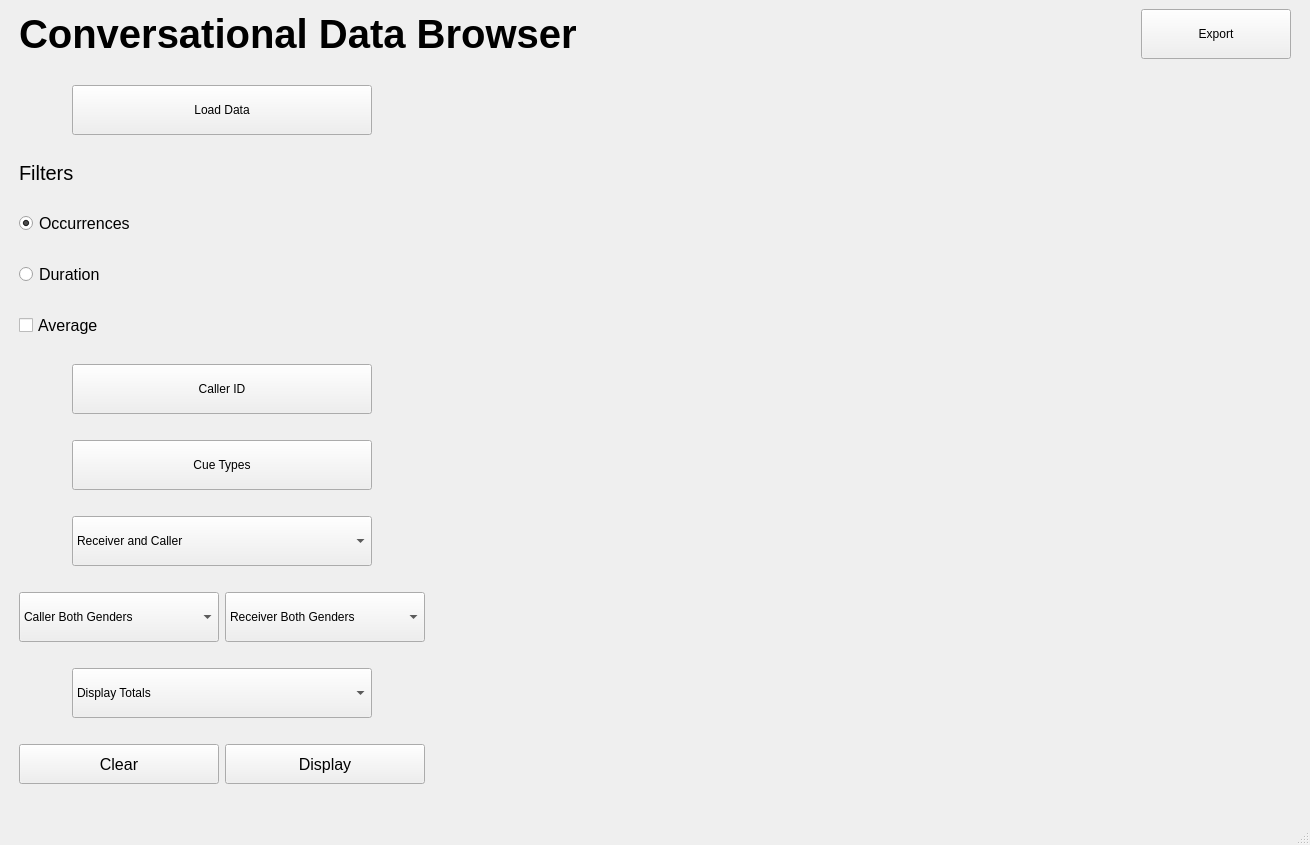
Old version of the form conversationalbrowser/ui/main_window.ui in the repository euronite/ConversationalBrowser.
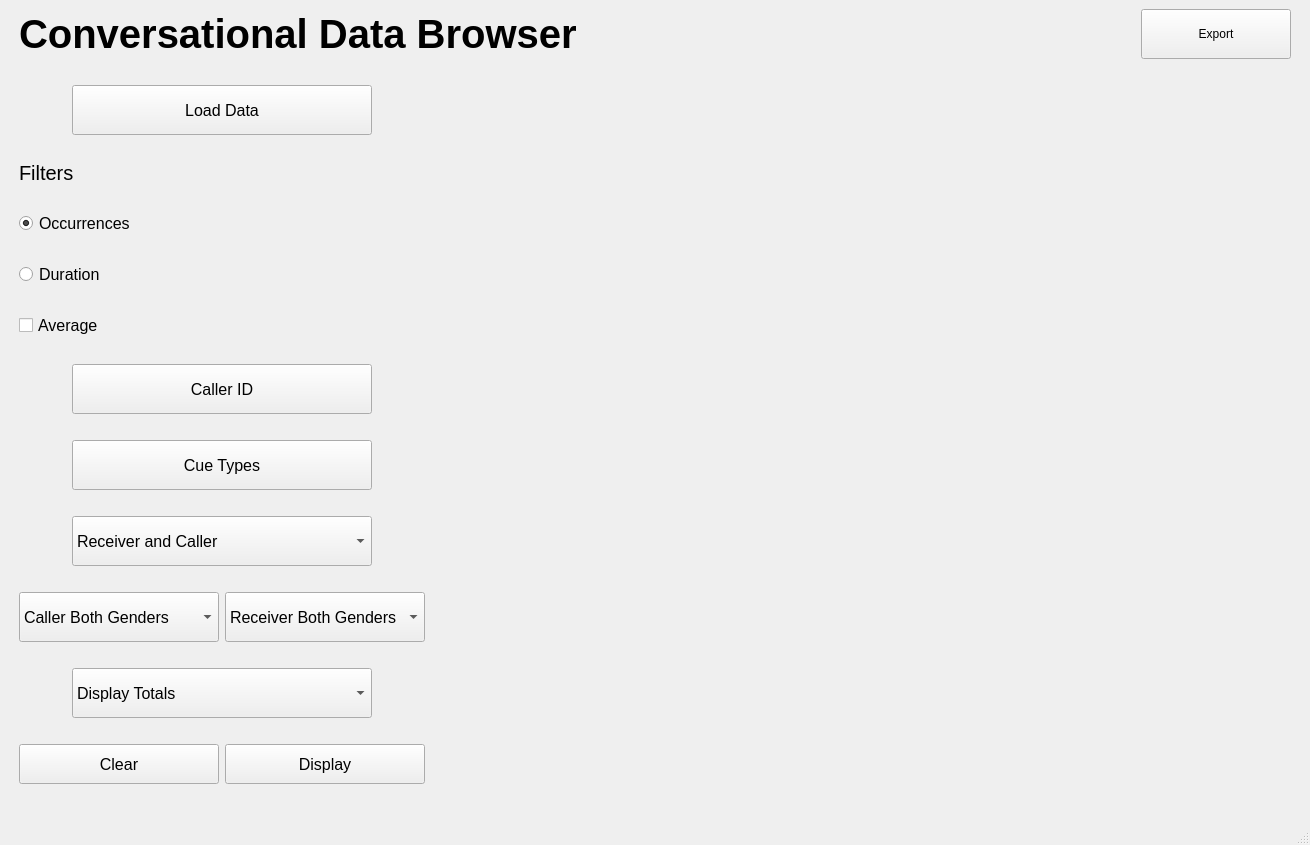
New version of the form.

Commit message: Increased button text size

```diff
--- a/conversationalbrowser/ui/main_window.ui
+++ b/conversationalbrowser/ui/main_window.ui
@@ -118,6 +118,11 @@
             <height>50</height>
            </size>
           </property>
+          <property name="font">
+           <font>
+            <pointsize>12</pointsize>
+           </font>
+          </property>
           <property name="text">
            <string>Load Data</string>
           </property>
@@ -137,6 +142,11 @@
             <height>50</height>
            </size>
           </property>
+          <property name="font">
+           <font>
+            <pointsize>12</pointsize>
+           </font>
+          </property>
           <item>
            <property name="text">
             <string>Display Totals</string>
@@ -163,6 +173,11 @@
             <height>50</height>
            </size>
           </property>
+          <property name="font">
+           <font>
+            <pointsize>12</pointsize>
+           </font>
+          </property>
           <item>
            <property name="text">
             <string>Receiver Both Genders</string>
@@ -194,6 +209,11 @@
             <height>50</height>
            </size>
           </property>
+          <property name="font">
+           <font>
+            <pointsize>12</pointsize>
+           </font>
+          </property>
           <property name="text">
            <string>Cue Types</string>
           </property>
@@ -231,6 +251,11 @@
             <height>50</height>
            </size>
           </property>
+          <property name="font">
+           <font>
+            <pointsize>12</pointsize>
+           </font>
+          </property>
           <property name="text">
            <string>Caller ID</string>
           </property>
@@ -295,6 +320,11 @@
             <height>50</height>
            </size>
           </property>
+          <property name="font">
+           <font>
+            <pointsize>12</pointsize>
+           </font>
+          </property>
           <item>
            <property name="text">
             <string>Receiver and Caller</string>
@@ -326,6 +356,11 @@
             <height>50</height>
            </size>
           </property>
+          <property name="font">
+           <font>
+            <pointsize>12</pointsize>
+           </font>
+          </property>
           <item>
            <property name="text">
             <string>Caller Both Genders</string>
```
